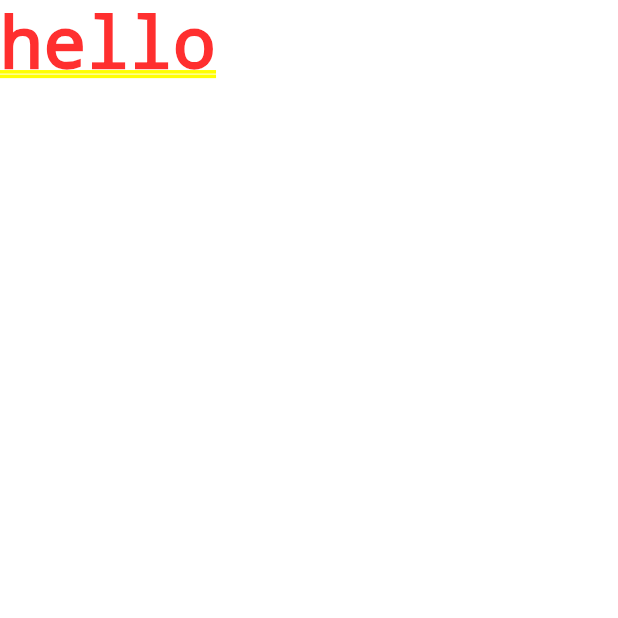
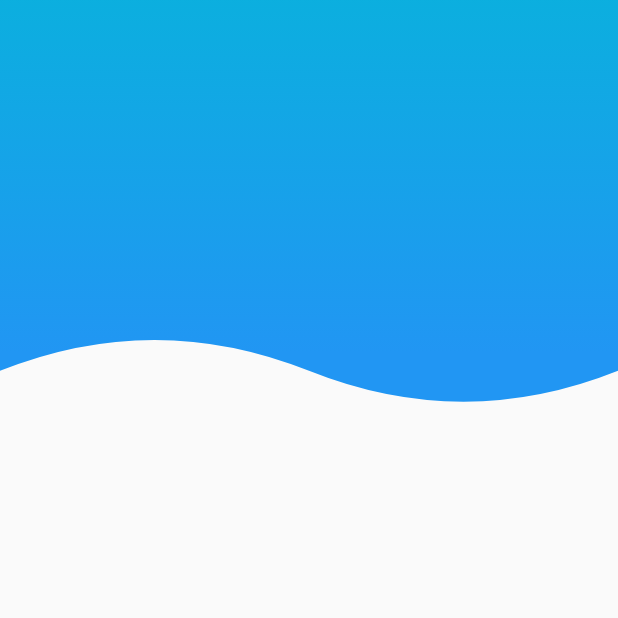
Before and after one commit to MegalLink/FlutterDesigns, a Flutter app: the screen it shows after launch, on a phone screen of 412 x 824 dp, the top half of it. Run offline on Flutter 3.47's test engine with Material 2 defaults, Android fonts, the phone set to English and light mode, and no system bars; our stand-ins replace get.

Commit message:
Create any figure with CustomPaint like waves with Gradient

```diff
--- /dev/null
+++ b/lib/controllers/controllers.dart
@@ -0,0 +1 @@
+export 'package:flutter_designs/controllers/custom_header.controller.dart';
--- /dev/null
+++ b/lib/controllers/custom_header.controller.dart
@@ -0,0 +1,7 @@
+import 'package:flutter_designs/enums/custom_header.enum.dart';
+import 'package:get/get.dart';
+
+class CustomHeaderController extends GetxController {
+  Rx<CustomHeaderKeyEnum> headerKey =
+      Rx<CustomHeaderKeyEnum>(CustomHeaderKeyEnum.curve);
+}
--- a/lib/controllers/sample_controller.dart
+++ /dev/null
@@ -1,6 +0,0 @@
-import 'package:get/get.dart';
-
-class Controller extends GetxController {
-  var count = 0.obs;
-  increment() => count++;
-}
--- /dev/null
+++ b/lib/enums/custom_header.enum.dart
@@ -0,0 +1 @@
+enum CustomHeaderKeyEnum { normal, curve }
--- /dev/null
+++ b/lib/enums/enums.dart
@@ -0,0 +1 @@
+export 'package:flutter_designs/enums/custom_header.enum.dart';
--- a/lib/main.dart
+++ b/lib/main.dart
@@ -1,4 +1,5 @@
 import 'package:flutter/material.dart';
+import 'package:flutter_designs/screens/screens.dart';
 import 'package:get/get.dart';
 
 void main() {
@@ -12,11 +13,12 @@ class MyApp extends StatelessWidget {
   @override
   Widget build(BuildContext context) {
     return GetMaterialApp(
-      title: 'Flutter Demo',
+      title: 'Designs app',
+      debugShowCheckedModeBanner: false,
       theme: ThemeData(
         primarySwatch: Colors.blue,
       ),
-      home: const Text("hello"),
+      home: const HeadersPage(),
     );
   }
 }
--- /dev/null
+++ b/lib/screens/headers.dart
@@ -0,0 +1,16 @@
+import 'package:flutter/material.dart';
+import 'package:flutter_designs/controllers/controllers.dart';
+import 'package:flutter_designs/widgets/widgets.dart';
+import 'package:get/get.dart';
+
+class HeadersPage extends StatelessWidget {
+  const HeadersPage({super.key});
+
+  @override
+  Widget build(BuildContext context) {
+    CustomHeaderController headerController = Get.put(CustomHeaderController());
+    return Scaffold(
+      body: CustomHeader(headerType: headerController.headerKey.value),
+    );
+  }
+}
--- /dev/null
+++ b/lib/screens/screens.dart
@@ -0,0 +1 @@
+export 'package:flutter_designs/screens/headers.dart';
--- /dev/null
+++ b/lib/widgets/headers.dart
@@ -0,0 +1,75 @@
+import 'package:flutter/material.dart';
+
+import '../enums/custom_header.enum.dart';
+
+class CustomHeader extends StatelessWidget {
+  final CustomHeaderKeyEnum headerType;
+
+  const CustomHeader({required this.headerType, Key? key}) : super(key: key);
+
+  @override
+  Widget build(BuildContext context) {
+    switch (headerType) {
+      case CustomHeaderKeyEnum.normal:
+        return Container(
+          height: 300,
+          decoration: const BoxDecoration(
+              color: Colors.deepPurple,
+              borderRadius: BorderRadius.only(
+                  bottomLeft: Radius.circular(50),
+                  bottomRight: Radius.circular(50))),
+        );
+      case CustomHeaderKeyEnum.curve:
+        return SizedBox(
+          height: double.infinity,
+          width: double.infinity,
+          child: CustomPaint(painter: _HeaderPainter()),
+        );
+      default:
+        return const Text("not found variable");
+    }
+  }
+}
+
+class _HeaderPainter extends CustomPainter {
+  @override
+  void paint(Canvas canvas, Size size) {
+    final rect = Rect.fromCircle(center: const Offset(0.0, 55.0), radius: 180);
+
+    const Gradient gradient = LinearGradient(
+        colors: [Colors.cyan, Colors.blue],
+        begin: Alignment.topCenter,
+        end: Alignment.bottomCenter);
+
+    final painter = Paint()..shader = gradient.createShader(rect);
+    //properties
+    painter.color = Colors.red;
+    painter.style = PaintingStyle.fill; // should fill or just write lines
+    painter.strokeWidth = 5;
+
+    final path = Path();
+    // just take like a pencil to some parth of paper
+    path.moveTo(0, 0);
+    // moves drawing a line from actual position to new position
+    path.lineTo(0, size.height * 0.3);
+    // draw a curve , the first to points are where the curve should go, ant he last is the point where it coneects
+    /* path.quadraticBezierTo(
+       size.width * 0.5, size.height * 0.5, size.width, size.height * 0.3);*/
+
+    // draw wave
+    path.quadraticBezierTo(size.width * 0.25, size.height * 0.25,
+        size.width * 0.5, size.height * 0.3);
+
+    path.quadraticBezierTo(
+        size.width * 0.75, size.height * 0.35, size.width, size.height * 0.3);
+
+    path.lineTo(size.width, 0);
+
+    canvas.drawPath(path, painter);
+  }
+
+  @override
+  bool shouldRepaint(covariant CustomPainter oldDelegate) {
+    return true; // in this case is true but read documentation.
+  }
+}
--- /dev/null
+++ b/lib/widgets/widgets.dart
@@ -0,0 +1 @@
+export 'package:flutter_designs/widgets/headers.dart';
```
